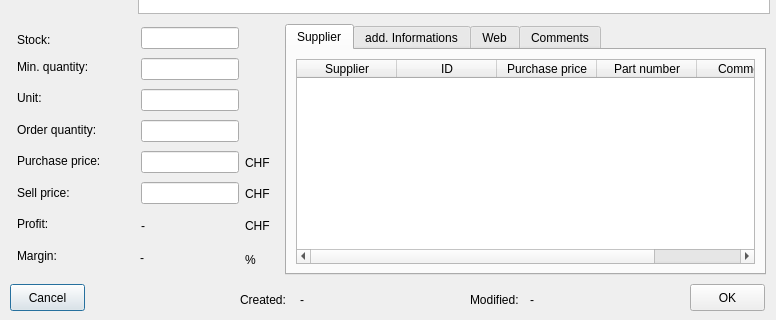
Old version of the form trunk/ui/dataeditfrm.ui in the repository BackupTheBerlios/first4-svn; both pictures show x 0 to 776 and y 176 to 496 of the 776 by 496 pixel window.
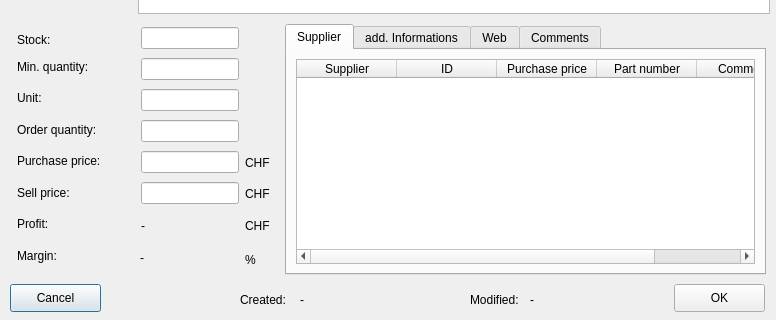
New version of the form. Icons and pictures are not drawn.

```diff
--- a/trunk/ui/dataeditfrm.ui
+++ b/trunk/ui/dataeditfrm.ui
@@ -279,8 +279,8 @@
     <rect>
      <x>10</x>
      <y>460</y>
-     <width>75</width>
-     <height>27</height>
+     <width>91</width>
+     <height>28</height>
     </rect>
    </property>
    <property name="text" >
@@ -787,10 +787,10 @@
   <widget class="QPushButton" name="btnok" >
    <property name="geometry" >
     <rect>
-     <x>690</x>
+     <x>674</x>
      <y>460</y>
-     <width>75</width>
-     <height>27</height>
+     <width>91</width>
+     <height>28</height>
     </rect>
    </property>
    <property name="text" >
```
